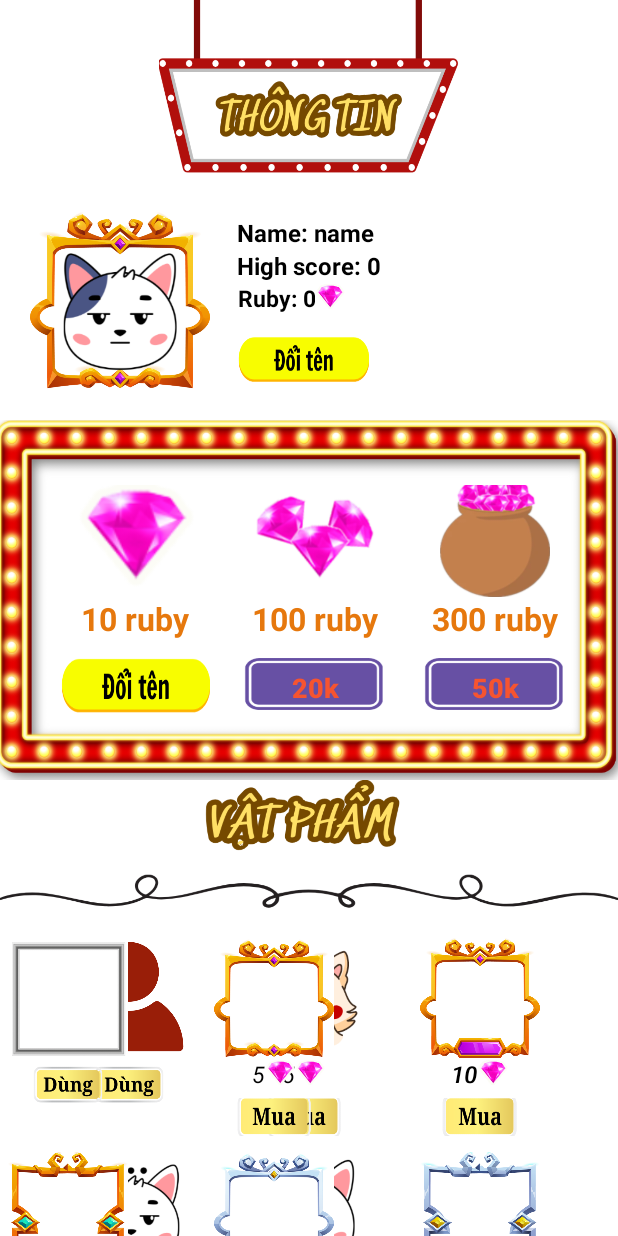
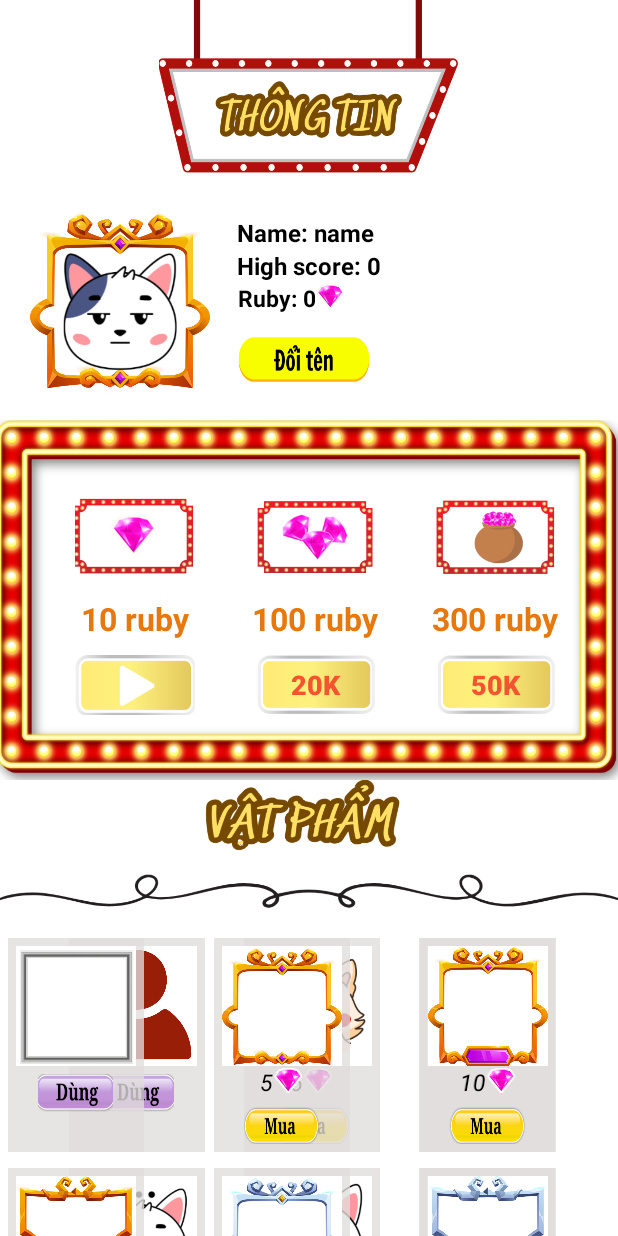
Before and after one commit to VuThankBinh/Do-An-3, an Android app: the cuahangvatpham screen opened directly, with no data from a screen before it, on a phone screen of 412 x 824 dp. Run offline under Robolectric (Android 15) with nearby library versions, the phone set to English and light mode, and no system bars; 2 statements that could not run were skipped.

Commit message:
fix shop TB

```diff
--- a/app/src/main/java/com/example/dhbc/CSDL.java
+++ b/app/src/main/java/com/example/dhbc/CSDL.java
@@ -259,7 +259,7 @@ public class CSDL {
                 " level integer, " +
                 "avt_ID integer," +
                 " khung_id integer  )");
-        db.QueryData("INSERT INTO ThongTinNguoiChoi  VALUES (null,'" + name+  "', 24,1,1,1)");
+        db.QueryData("INSERT INTO ThongTinNguoiChoi  VALUES (null,'" + name+  "', 24,0,1,1)");
     }
     public void SuaThongTinNhanVat(String name, int avt_ID,int khung_id){
         db.QueryData("Update ThongTinNguoiChoi set name='"+name+"', avt_ID="+avt_ID+", khung_id="+khung_id);
--- a/app/src/main/res/layout/activity_layout_cuahangvatpham.xml
+++ b/app/src/main/res/layout/activity_layout_cuahangvatpham.xml
@@ -115,7 +115,7 @@
                         android:layout_width="80dp"
                         android:layout_height="80dp"
                         android:layout_marginTop="-5dp"
-                        android:src="@drawable/ruby"/>
+                        android:src="@drawable/rubyy"/>
                     <TextView
                         android:layout_width="wrap_content"
                         android:layout_height="wrap_content"
@@ -124,13 +124,13 @@
                         android:textStyle="bold"
                         android:textSize="21dp"
                         android:layout_gravity="center" />
-                    <ImageView
+                    <androidx.appcompat.widget.AppCompatButton
                         android:layout_marginTop="10dp"
                         android:id="@+id/iv_shop_watch"
-                        android:layout_width="100dp"
+                        android:layout_width="80dp"
                         android:layout_height="40dp"
                         android:layout_gravity="center"
-                        android:background="@drawable/btndoi"/>
+                        android:background="@drawable/vid"/>
                 </LinearLayout>
                 <LinearLayout
                     android:layout_width="120dp"
@@ -141,7 +141,7 @@
                         android:layout_width="80dp"
                         android:layout_height="80dp"
                         android:layout_marginTop="-5dp"
-                        android:src="@drawable/rupys"/>
+                        android:src="@drawable/ruby2"/>
                     <TextView
                         android:layout_width="wrap_content"
                         android:layout_height="wrap_content"
@@ -150,11 +150,11 @@
                         android:textStyle="bold"
                         android:textSize="21dp"
                         android:layout_gravity="center" />
-                    <Button
+                    <androidx.appcompat.widget.AppCompatButton
                         android:layout_marginTop="10dp"
                         android:layout_gravity="center"
                         android:textAlignment="center"
-                        android:layout_width="100dp"
+                        android:layout_width="80dp"
                         android:layout_height="40dp"
                         android:padding="5dp"
                         android:textSize="18dp"
@@ -173,7 +173,7 @@
                         android:layout_width="80dp"
                         android:layout_height="80dp"
                         android:layout_marginTop="-5dp"
-                        android:src="@drawable/pots_rupy"/>
+                        android:src="@drawable/ruby3"/>
                     <TextView
                         android:layout_width="wrap_content"
                         android:layout_height="wrap_content"
@@ -182,11 +182,11 @@
                         android:textStyle="bold"
                         android:textSize="21dp"
                         android:layout_gravity="center" />
-                    <Button
+                    <androidx.appcompat.widget.AppCompatButton
                         android:layout_marginTop="10dp"
                         android:layout_gravity="center"
                         android:textAlignment="center"
-                        android:layout_width="100dp"
+                        android:layout_width="80dp"
                         android:layout_height="40dp"
                         android:padding="5dp"
                         android:textSize="18dp"
@@ -205,7 +205,7 @@
                         android:layout_width="80dp"
                         android:layout_height="80dp"
                         android:layout_marginTop="-5dp"
-                        android:src="@drawable/box_rupy1"/>
+                        android:src="@drawable/ruby4"/>
                     <TextView
                         android:layout_width="wrap_content"
                         android:layout_height="wrap_content"
@@ -214,11 +214,11 @@
                         android:textStyle="bold"
                         android:textSize="21dp"
                         android:layout_gravity="center" />
-                    <Button
+                    <androidx.appcompat.widget.AppCompatButton
                         android:layout_marginTop="10dp"
                         android:layout_gravity="center"
                         android:textAlignment="center"
-                        android:layout_width="100dp"
+                        android:layout_width="80dp"
                         android:layout_height="40dp"
                         android:padding="5dp"
                         android:textSize="18dp"
--- a/app/src/main/res/layout/dongsanpham.xml
+++ b/app/src/main/res/layout/dongsanpham.xml
@@ -3,7 +3,10 @@
     android:layout_width="wrap_content"
     android:layout_height="wrap_content"
     android:orientation="vertical"
-    android:layout_margin="5dp">
+    android:layout_margin="5dp"
+    android:layout_centerHorizontal="true"
+    android:background="#C9E1DDDD"
+    android:padding="5dp">
     <ImageView
         android:layout_width="80dp"
         android:layout_height="80dp"
```
Also changed, not shown: app/src/main/res/drawable/btn.png, app/src/main/res/drawable/btndung.png, app/src/main/res/drawable/btnmua.png, app/src/main/res/drawable/ruby2.png (added), app/src/main/res/drawable/ruby3.png (added), app/src/main/res/drawable/ruby4.png (added), app/src/main/res/drawable/rubyy.png (added), app/src/main/res/drawable/vid.png (added).
